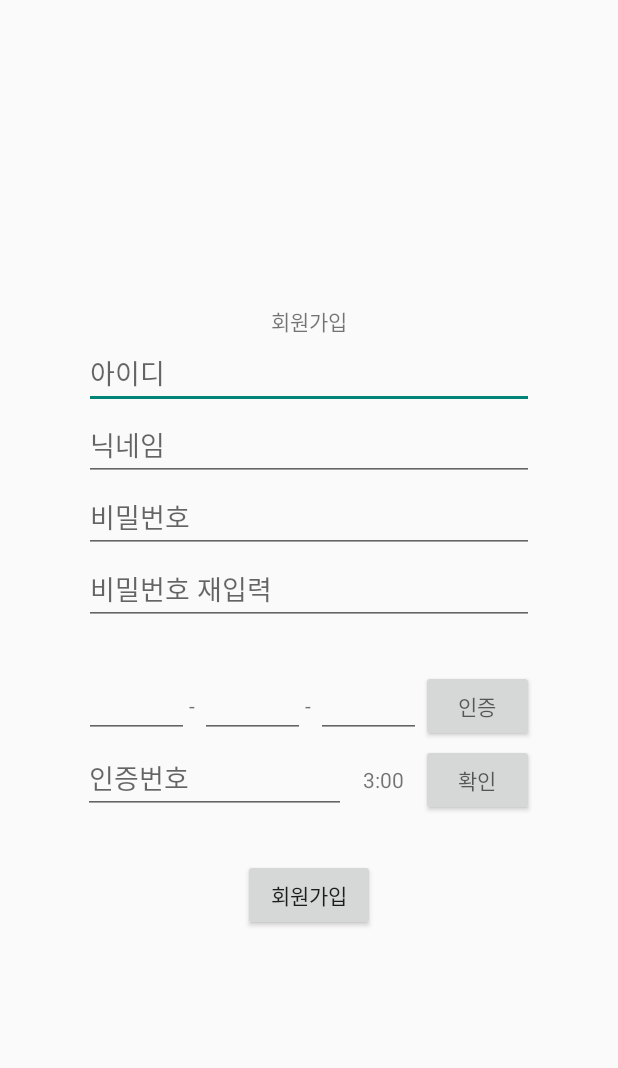
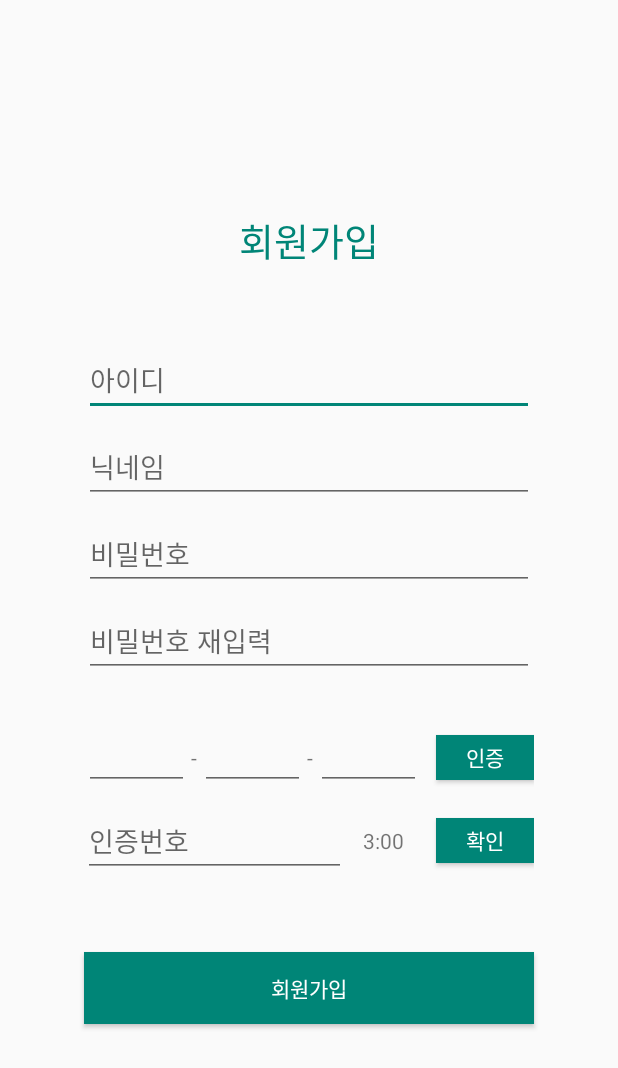
Before and after one commit to zxcv859500/Footprint, an Android app: the SignUpActivity screen opened directly, with no data from a screen before it, on a phone screen of 412 x 824 dp. Shown: the top 1068 px of the screen. Run offline under Robolectric (Android 15) with nearby library versions, the phone set to English and light mode, and no system bars; libraries missing offline, so code that uses them is left out: com.loopj.android.

Commit message:
design sign in and sign up activity.

```diff
--- a/frontend/app/src/main/java/com/example/footprint/view/Activities/MapActivity.java
+++ b/frontend/app/src/main/java/com/example/footprint/view/Activities/MapActivity.java
@@ -116,11 +116,13 @@ public class MapActivity extends AppCompatActivity implements OnMapReadyCallback
                     break;
                 case R.id.fab_here:
                     Location location = whereAmI();
-                    double lat = location.getLatitude();
-                    double lng = location.getLongitude();
-                    LatLng here = new LatLng(lat, lng);
-                    googleMap.animateCamera(CameraUpdateFactory.newLatLngZoom(here, 16));
-                    break;
+                    if (location != null) {
+                        double lat = location.getLatitude();
+                        double lng = location.getLongitude();
+                        LatLng here = new LatLng(lat, lng);
+                        googleMap.animateCamera(CameraUpdateFactory.newLatLngZoom(here, 16));
+                        break;
+                    }
             }
         }
     }
--- a/frontend/app/src/main/java/com/example/footprint/view/Activities/SignInActivity.java
+++ b/frontend/app/src/main/java/com/example/footprint/view/Activities/SignInActivity.java
@@ -126,6 +126,10 @@ public class SignInActivity extends AppCompatActivity {
                 signInIntent.addFlags(Intent.FLAG_ACTIVITY_NEW_TASK);
                 startActivity(signInIntent);
             }
+            @Override
+            public void onFailure(int statusCode, Header[] headers, Throwable throwable, JSONObject errorResponse) {
+                Toast.makeText(SignInActivity.this, "아이디, 비밀번호 오류", Toast.LENGTH_SHORT).show();
+            }
         });
     }
 
--- a/frontend/app/src/main/java/com/example/footprint/view/Activities/SignUpActivity.java
+++ b/frontend/app/src/main/java/com/example/footprint/view/Activities/SignUpActivity.java
@@ -142,7 +142,6 @@ public class SignUpActivity extends AppCompatActivity {
                             Toast.makeText(SignUpActivity.this, "휴대폰번호를 잘못 입력하셨습니다.", Toast.LENGTH_SHORT).show();
                         }
                     });
-                    startTimerTask();
                     break;
                 case R.id.btn_verification:
                     try {
--- a/frontend/app/src/main/res/layout/activity_sign_in.xml
+++ b/frontend/app/src/main/res/layout/activity_sign_in.xml
@@ -45,12 +45,17 @@
             android:id="@+id/btn_login"
             android:layout_width="wrap_content"
             android:layout_height="wrap_content"
+            android:textColor="#FFFFFF"
+            android:background="@color/colorPrimary"
             android:text="로그인" />
 
         <Button
             android:id="@+id/btn_join"
             android:layout_width="wrap_content"
             android:layout_height="wrap_content"
+            android:textColor="#FFFFFF"
+            android:background="@color/colorPrimary"
+            android:layout_marginLeft="10dp"
             android:text="회원가입" />
     </LinearLayout>
 
--- a/frontend/app/src/main/res/layout/activity_sign_up.xml
+++ b/frontend/app/src/main/res/layout/activity_sign_up.xml
@@ -3,11 +3,16 @@
     android:orientation="vertical"
     android:layout_width="match_parent"
     android:layout_height="match_parent"
-    android:gravity="center" >
+    android:gravity="center"
+    android:weightSum="100" >
 
     <TextView
-        android:layout_width="wrap_content"
+        android:layout_width="match_parent"
         android:layout_height="wrap_content"
+        android:textAlignment="center"
+        android:textColor="@color/colorPrimary"
+        android:layout_marginBottom="50dp"
+        android:textSize="25sp"
         android:text="회원가입" />
 
     <EditText
@@ -21,12 +26,14 @@
         android:id="@+id/et_nickname"
         android:layout_width="300dp"
         android:layout_height="wrap_content"
+        android:layout_marginTop="10dp"
         android:hint="닉네임" />
 
     <EditText
         android:id="@+id/et_sign_up_password"
         android:layout_width="300dp"
         android:layout_height="wrap_content"
+        android:layout_marginTop="10dp"
         android:hint="비밀번호"
         android:inputType="textPassword"/>
 
@@ -34,6 +41,7 @@
         android:id="@+id/et_password_check"
         android:layout_width="300dp"
         android:layout_height="wrap_content"
+        android:layout_marginTop="10dp"
         android:hint="비밀번호 재입력"
         android:inputType="textPassword"/>
 
@@ -51,6 +59,7 @@
         <TextView
             android:layout_width="7.5dp"
             android:layout_height="wrap_content"
+            android:textAlignment="center"
             android:text="-" />
 
         <EditText
@@ -62,6 +71,7 @@
         <TextView
             android:layout_width="7.5dp"
             android:layout_height="wrap_content"
+            android:textAlignment="center"
             android:text="-" />
 
         <EditText
@@ -72,16 +82,20 @@
 
         <Button
             android:id="@+id/btn_authentication"
-            android:layout_width="75dp"
-            android:layout_height="wrap_content"
-            android:textColor="#000000"
-            android:hint="인증" />
+            android:layout_width="65dp"
+            android:layout_marginLeft="10dp"
+            android:layout_height="30dp"
+            android:text="인증"
+            android:textColor="#FFFFFF"
+            android:background="@color/colorPrimary" />
 
     </LinearLayout>
 
     <LinearLayout
         android:layout_width="wrap_content"
-        android:layout_height="wrap_content">
+        android:layout_height="wrap_content"
+        android:gravity="center"
+        android:layout_marginTop="10dp">
 
         <EditText
             android:id="@+id/et_verification"
@@ -99,18 +113,22 @@
 
         <Button
             android:id="@+id/btn_verification"
-            android:layout_width="75dp"
-            android:layout_height="wrap_content"
-            android:textColor="#000000"
-            android:hint="확인" />
+            android:layout_width="65dp"
+            android:layout_marginLeft="10dp"
+            android:layout_height="30dp"
+            android:text="확인"
+            android:textColor="#FFFFFF"
+            android:background="@color/colorPrimary" />
 
     </LinearLayout>
 
     <Button
         android:id="@+id/btn_sign_up"
-        android:layout_width="wrap_content"
+        android:layout_width="300dp"
         android:layout_height="wrap_content"
         android:text="회원가입"
-        android:layout_marginTop="30dp" />
+        android:textColor="#FFFFFF"
+        android:background="@color/colorPrimary"
+        android:layout_marginTop="50dp" />
 
 </LinearLayout>
```
